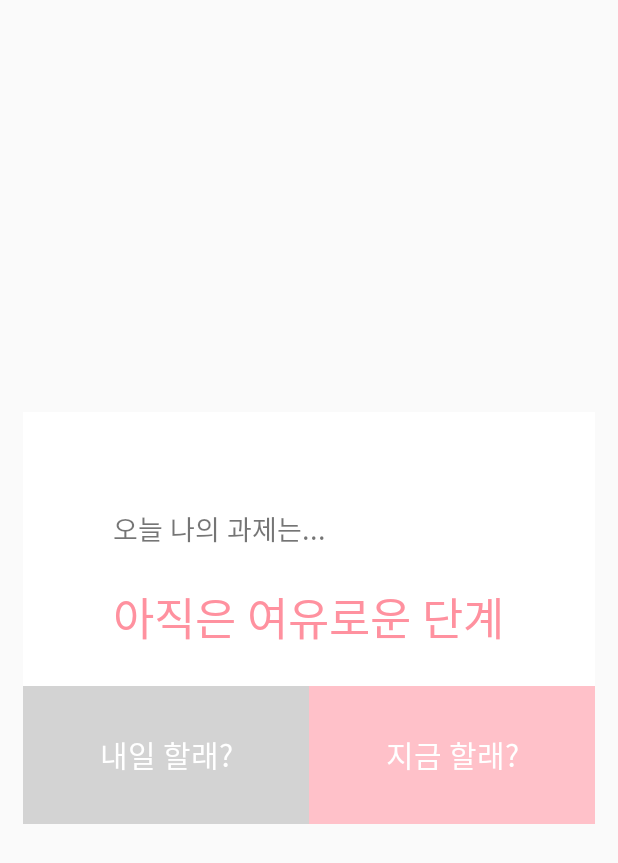
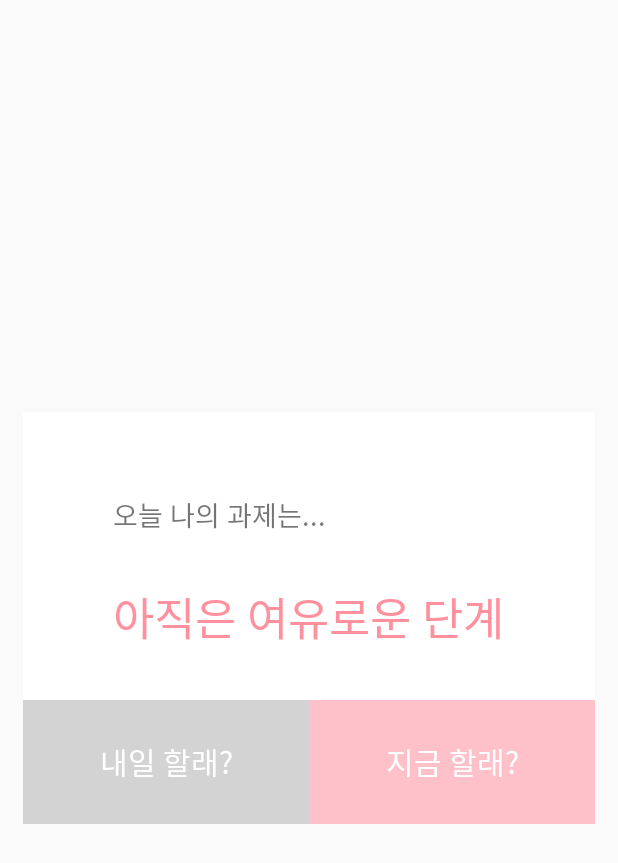
Before and after one commit to gtobio11/GoodDay, an Android app: the layout dialog_status.xml on its own in the app's theme, with its tools: preview values and no code run, on a phone screen of 412 x 824 dp. Shown: the top 863 px of the screen. Run offline under Robolectric (Android 15) with nearby library versions, the light colour scheme and no system bars.

Commit message:
main page

```diff
--- a/app/src/main/res/layout/dialog_status.xml
+++ b/app/src/main/res/layout/dialog_status.xml
@@ -14,12 +14,12 @@
         android:orientation="vertical"
         android:layout_marginLeft="15dp"
         android:layout_marginRight="15dp"
-        android:weightSum="3">
+        android:weightSum="10">
 
         <LinearLayout
             android:layout_width="match_parent"
             android:layout_height="0dp"
-            android:layout_weight="1">
+            android:layout_weight="3">
             <TextView
                 android:layout_marginLeft="60dp"
                 android:layout_width="wrap_content"
@@ -32,7 +32,7 @@
         <LinearLayout
             android:layout_width="match_parent"
             android:layout_height="0dp"
-            android:layout_weight="1"
+            android:layout_weight="4"
             android:orientation="horizontal"
             android:gravity="center_vertical|center_horizontal">
 
@@ -47,7 +47,7 @@
         <LinearLayout
             android:layout_width="match_parent"
             android:layout_height="0dp"
-            android:layout_weight="1"
+            android:layout_weight="3"
             android:orientation="horizontal"
             android:weightSum="2">
 
```
